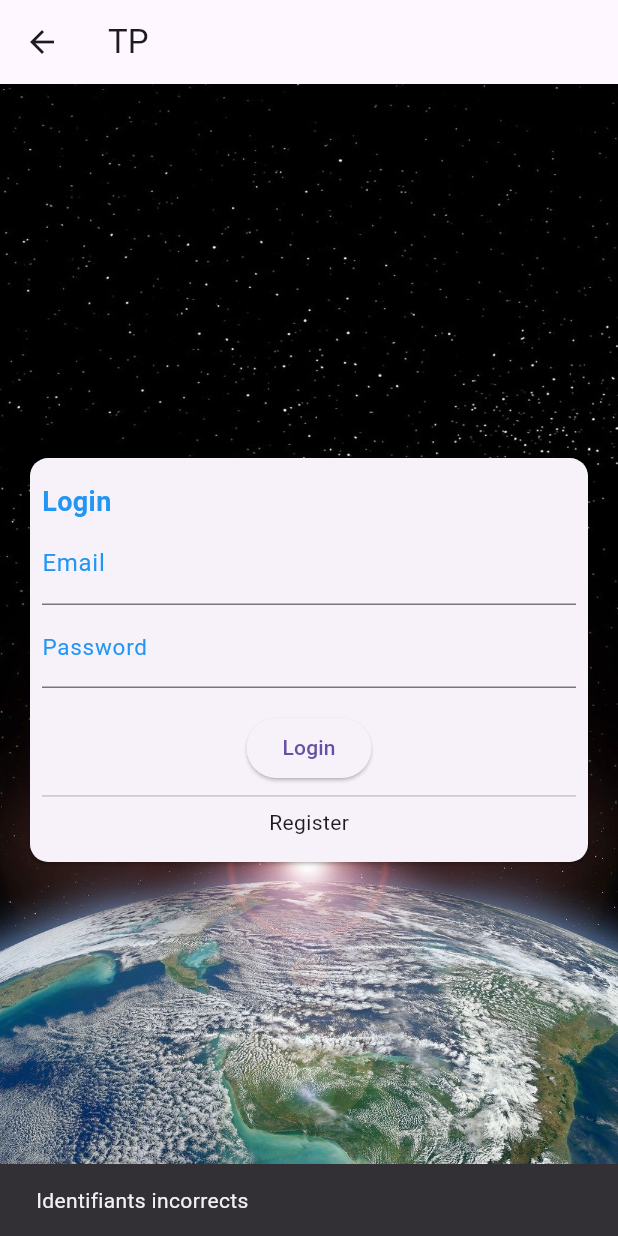
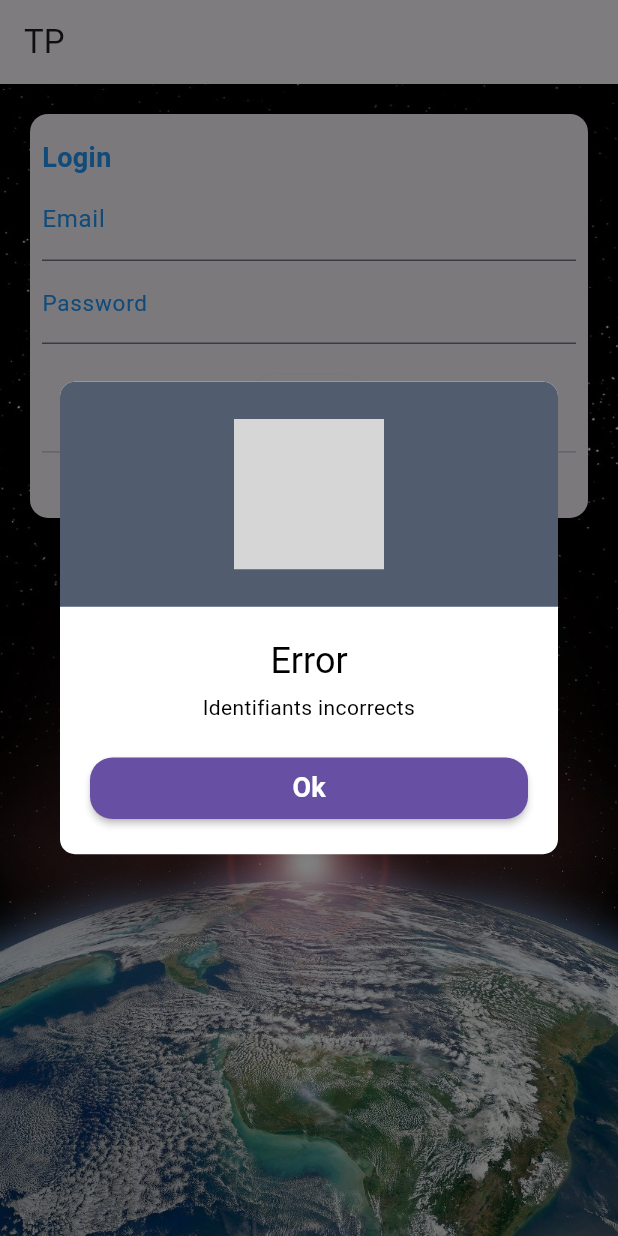
Before and after one commit to cadot-eu/tp_flutter, a Flutter app: the LoginScreen screen opened directly, after a tap on "Login", on a phone screen of 412 x 824 dp. Run offline on Flutter 3.47's test engine with Material 3 defaults, Android fonts, the phone set to English and light mode, and no system bars; our stand-ins replace cool_alert, sqflite; missing offline and left inert: regexpattern; accounts and stored records are empty; grey boxes are pictures that could not be loaded.

Commit message:
maj alert

```diff
--- a/lib/Screens/login_screen.dart
+++ b/lib/Screens/login_screen.dart
@@ -1,12 +1,13 @@
 import 'package:flutter/material.dart';
 import 'package:tp/gen/assets.gen.dart';
 import 'package:tp/helpers/database_helper.dart';
+import 'package:cool_alert/cool_alert.dart';
 
 import '../styles/login.dart';
 import 'app_bar_widget.dart';
 
 class LoginScreen extends StatelessWidget {
-  const LoginScreen({super.key});
+  const LoginScreen({Key? key}) : super(key: key);
 
   @override
   Widget build(BuildContext context) {
@@ -14,6 +15,7 @@ class LoginScreen extends StatelessWidget {
     final passwordController = TextEditingController();
     final db = DatabaseHelper();
     const successMessage = 'Logged in successfully';
+
     return Scaffold(
       appBar: const AppBarWidget(),
       body: Container(
@@ -23,13 +25,10 @@ class LoginScreen extends StatelessWidget {
             fit: BoxFit.cover,
           ),
         ),
-        child: Center(
-          child: Column(
-            mainAxisAlignment: MainAxisAlignment.center,
+        child: ListView(
+          padding: const EdgeInsets.all(16.0),
           children: [
-              Padding(
-                padding: const EdgeInsets.all(16.0),
-                child: Card(
+            Card(
               child: Padding(
                 padding:
                     const EdgeInsets.symmetric(horizontal: 8, vertical: 16),
@@ -71,18 +70,19 @@ class LoginScreen extends StatelessWidget {
                                   .validateCredentials(email, password)
                                   .then((isValid) {
                                 if (isValid) {
-                                      const snackBar = SnackBar(
-                                        content: Text(successMessage),
+                                  CoolAlert.show(
+                                    context: scaffoldContext,
+                                    type: CoolAlertType.success,
+                                    title: "Success",
+                                    text: successMessage,
                                   );
-                                      ScaffoldMessenger.of(scaffoldContext)
-                                          .showSnackBar(snackBar);
                                 } else {
-                                      const snackBar = SnackBar(
-                                        content:
-                                            Text('Identifiants incorrects'),
+                                  CoolAlert.show(
+                                    context: scaffoldContext,
+                                    type: CoolAlertType.error,
+                                    title: "Error",
+                                    text: "Identifiants incorrects",
                                   );
-                                      ScaffoldMessenger.of(scaffoldContext)
-                                          .showSnackBar(snackBar);
                                 }
                               });
                             },
@@ -102,9 +102,7 @@ class LoginScreen extends StatelessWidget {
                 ),
               ),
             ),
-              ),
           ],
-          ),
         ),
       ),
     );
--- a/lib/helpers/database_helper.dart
+++ b/lib/helpers/database_helper.dart
@@ -1,3 +1,4 @@
+import 'package:flutter/foundation.dart';
 import 'package:path/path.dart';
 import 'package:sqflite/sqflite.dart';
 
@@ -73,7 +74,9 @@ class DatabaseHelper {
       where: 'email = ? AND password = ?',
       whereArgs: [email, password],
     );
-    print(result);
+    if (kDebugMode) {
+      print(result);
+    }
     return result.isNotEmpty;
   }
 }
--- a/pubspec.yaml
+++ b/pubspec.yaml
@@ -39,6 +39,7 @@ dependencies:
   regexpattern: ^2.5.0
   golden_toolkit: ^0.15.0
   sqflite_common_ffi: ^2.3.0+4
+  cool_alert: ^2.0.1
 
 dev_dependencies:
   flutter_test:
```
Also changed, not shown: lib/Screens/register_screen.dart (+31 -24 lines), pubspec.lock, 9 other files. Lines whose indentation alone changed are shown as unchanged.
